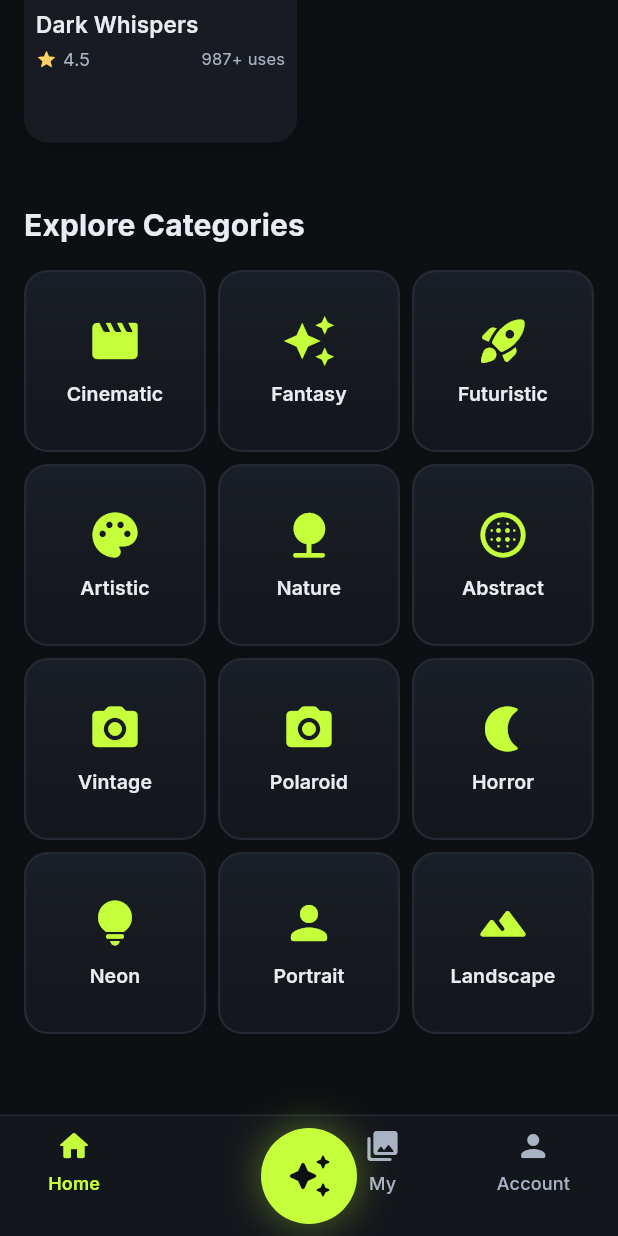
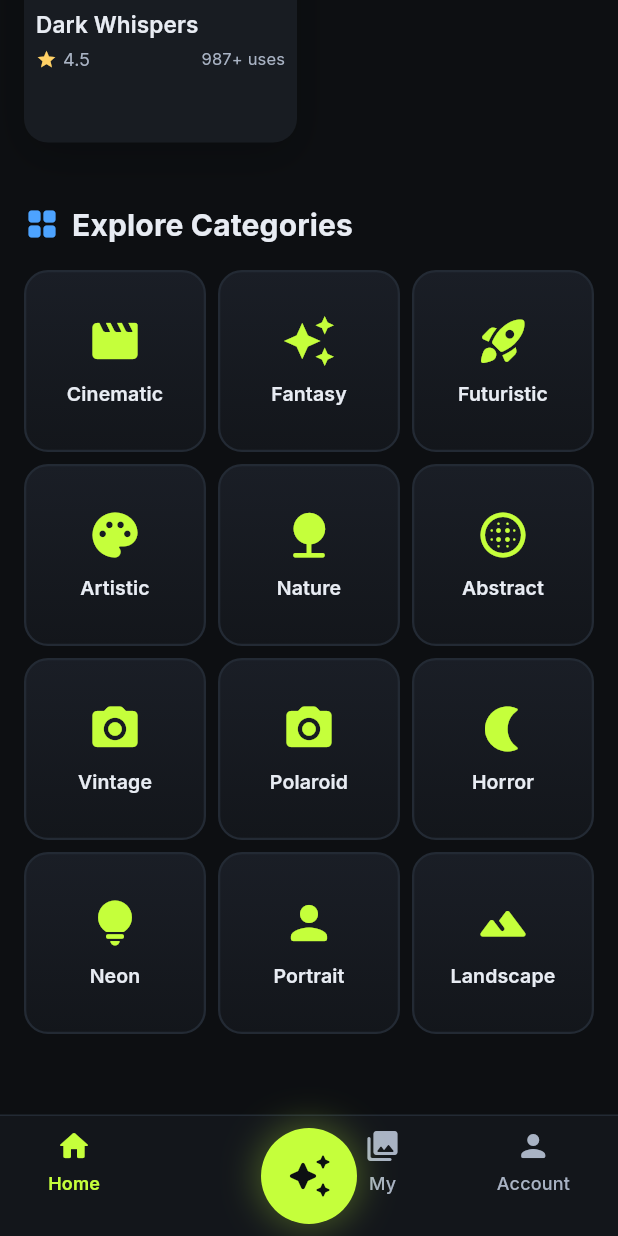
Before and after one commit to muratcankuruoffical/vidforce, a Flutter app: the HomeScreen screen opened by its route, scrolled down 1152 dp, on a phone screen of 412 x 824 dp. Run offline on Flutter 3.47's test engine with Material 3 defaults, Android fonts, the phone set to English and light mode, and no system bars; drawn by our look-alikes of flutter_animate; our stand-ins replace cached_network_image, flutter_riverpod, go_router, google_fonts, shimmer; network calls fail.

Commit message:
feat: Add icons to section headers on home screen
- Add star icon (⭐) to Featured section
  - Yellow/warning color for emphasis
  - Consistent with premium/featured content

- Add grid icon (🔲) to Explore Categories section
  - Blue accent color
  - Represents categorization and organization

- Maintain consistent design with Trending Now section
  - All section headers now have leading icons
  - Icon + 8px spacing + title
  - Size: 24px for all icons

Visual hierarchy improvements:
- Icons help users quickly identify different content sections
- Color-coded icons (yellow, red, blue) create visual variety
- Better scan-ability and navigation cues

```diff
--- a/lib/features/home/home_screen.dart
+++ b/lib/features/home/home_screen.dart
@@ -69,6 +69,14 @@ class HomeScreen extends ConsumerWidget {
                   child: Column(
                     crossAxisAlignment: CrossAxisAlignment.start,
                     children: [
+                      Row(
+                        children: [
+                          const Icon(
+                            Icons.star_rounded,
+                            color: AppColors.warn,
+                            size: 24,
+                          ),
+                          const SizedBox(width: 8),
                           const Text(
                             'Featured',
                             style: TextStyle(
@@ -76,6 +84,8 @@ class HomeScreen extends ConsumerWidget {
                               fontWeight: FontWeight.w700,
                               color: AppColors.text,
                             ),
+                          ),
+                        ],
                       ),
                       const SizedBox(height: 4),
                       Text(
@@ -217,6 +227,14 @@ class HomeScreen extends ConsumerWidget {
                 crossAxisAlignment: CrossAxisAlignment.start,
                 children: [
                   const SizedBox(height: AppSpacing.lg),
+                  Row(
+                    children: [
+                      const Icon(
+                        Icons.grid_view_rounded,
+                        color: AppColors.blue,
+                        size: 24,
+                      ),
+                      const SizedBox(width: 8),
                       const Text(
                         'Explore Categories',
                         style: TextStyle(
@@ -224,6 +242,8 @@ class HomeScreen extends ConsumerWidget {
                           fontWeight: FontWeight.w700,
                           color: AppColors.text,
                         ),
+                      ),
+                    ],
                   ),
                   const SizedBox(height: AppSpacing.md),
                   GridView.builder(
```
Lines whose indentation alone changed are shown as unchanged.
